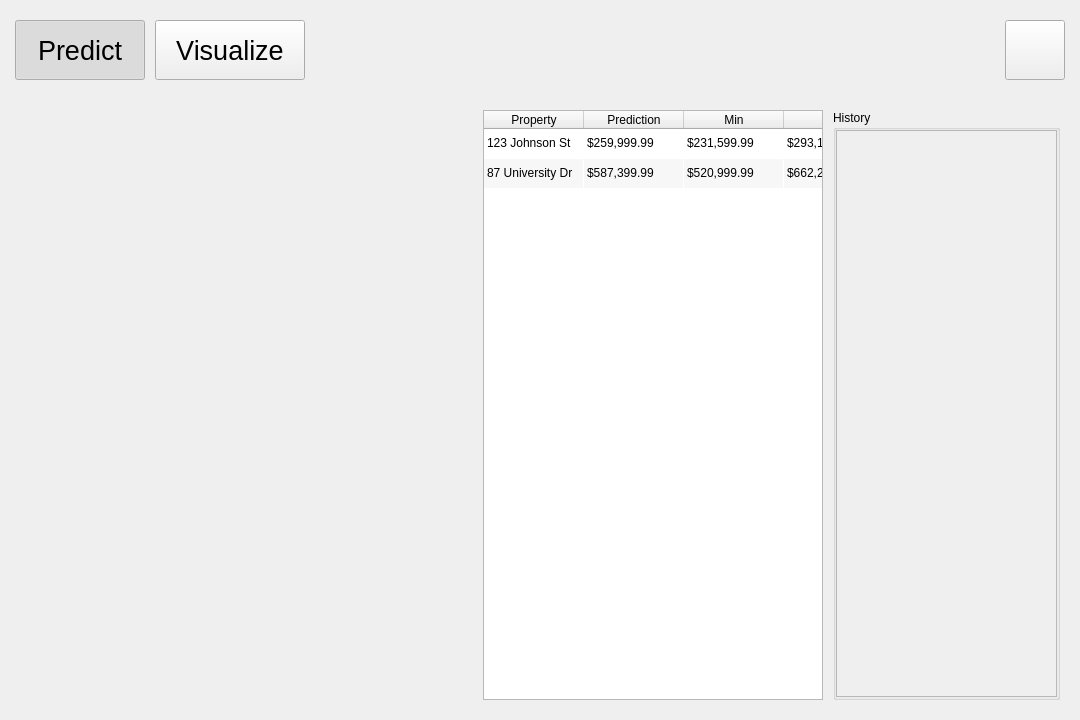
mygarrett38/home-value-prediction, file src/widgets/home-value-window.ui: the form before one commit.
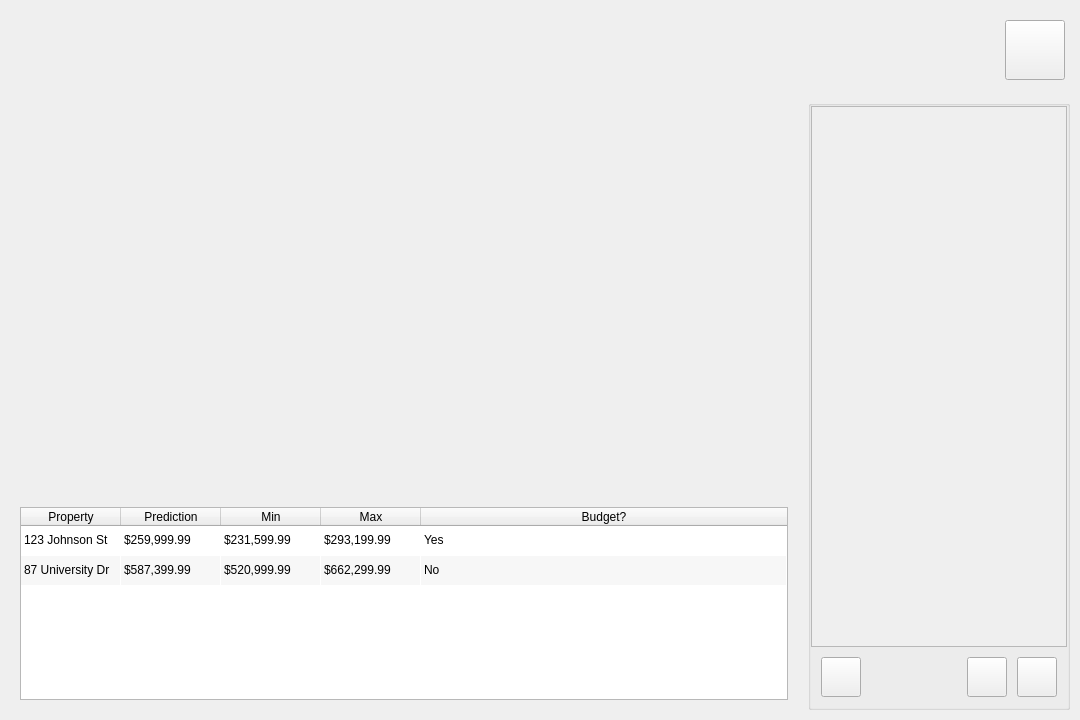
The form after the commit. Icons and pictures are not drawn. Custom widgets are drawn as their Qt base class.

Diff of the .ui file:
```diff
--- a/src/widgets/home-value-window.ui
+++ b/src/widgets/home-value-window.ui
@@ -26,7 +26,7 @@
    </size>
   </property>
   <widget class="QWidget" name="main">
-   <layout class="QVBoxLayout" name="main_layout" stretch="1,0">
+   <layout class="QVBoxLayout" name="main_layout" stretch="1,1">
     <property name="spacing">
      <number>10</number>
     </property>
@@ -56,7 +56,7 @@
         <height>80</height>
        </size>
       </property>
-      <layout class="QHBoxLayout" name="header_layout" stretch="0,0,0,0">
+      <layout class="QHBoxLayout" name="header_layout" stretch="0,0">
        <property name="spacing">
         <number>10</number>
        </property>
@@ -72,95 +72,6 @@
        <property name="bottomMargin">
         <number>5</number>
        </property>
-       <item>
-        <widget class="QPushButton" name="button_predict">
-         <property name="sizePolicy">
-          <sizepolicy hsizetype="Preferred" vsizetype="Fixed">
-           <horstretch>0</horstretch>
-           <verstretch>0</verstretch>
-          </sizepolicy>
-         </property>
-         <property name="minimumSize">
-          <size>
-           <width>130</width>
-           <height>60</height>
-          </size>
-         </property>
-         <property name="maximumSize">
-          <size>
-           <width>16777215</width>
-           <height>60</height>
-          </size>
-         </property>
-         <property name="font">
-          <font>
-           <pointsize>20</pointsize>
-           <bold>false</bold>
-          </font>
-         </property>
-         <property name="cursor">
-          <cursorShape>PointingHandCursor</cursorShape>
-         </property>
-         <property name="styleSheet">
-          <string notr="true">padding: 10px;</string>
-         </property>
-         <property name="text">
-          <string>Predict</string>
-         </property>
-         <property name="checkable">
-          <bool>true</bool>
-         </property>
-         <property name="checked">
-          <bool>true</bool>
-         </property>
-         <property name="flat">
-          <bool>false</bool>
-         </property>
-        </widget>
-       </item>
-       <item>
-        <widget class="QPushButton" name="button_visualize">
-         <property name="sizePolicy">
-          <sizepolicy hsizetype="Preferred" vsizetype="Fixed">
-           <horstretch>0</horstretch>
-           <verstretch>0</verstretch>
-          </sizepolicy>
-         </property>
-         <property name="minimumSize">
-          <size>
-           <width>150</width>
-           <height>60</height>
-          </size>
-         </property>
-         <property name="maximumSize">
-          <size>
-           <width>16777215</width>
-           <height>60</height>
-          </size>
-         </property>
-         <property name="font">
-          <font>
-           <pointsize>20</pointsize>
-           <bold>false</bold>
-          </font>
-         </property>
-         <property name="cursor">
-          <cursorShape>PointingHandCursor</cursorShape>
-         </property>
-         <property name="styleSheet">
-          <string notr="true">padding: 10px;</string>
-         </property>
-         <property name="text">
-          <string>Visualize</string>
-         </property>
-         <property name="checkable">
-          <bool>true</bool>
-         </property>
-         <property name="flat">
-          <bool>false</bool>
-         </property>
-        </widget>
-       </item>
        <item>
         <widget class="Controller" name="controller" native="true">
          <property name="sizePolicy">
@@ -231,6 +142,11 @@
      </widget>
     </item>
     <item>
+     <layout class="QHBoxLayout" name="layout_body" stretch="3,1">
+      <property name="spacing">
+       <number>10</number>
+      </property>
+      <item>
      <widget class="QStackedWidget" name="pages">
       <property name="currentIndex">
        <number>1</number>
@@ -1633,7 +1549,7 @@
        </layout>
       </widget>
       <widget class="QWidget" name="visualize_page">
-       <layout class="QHBoxLayout" name="layout_visualize_page" stretch="4,3,2">
+         <layout class="QVBoxLayout" name="layout_visualize_page" stretch="2,1">
         <property name="spacing">
          <number>10</number>
         </property>
@@ -1793,88 +1709,6 @@
           </item>
          </widget>
         </item>
-        <item>
-         <widget class="QGroupBox" name="history_group">
-          <property name="title">
-           <string>History</string>
-          </property>
-          <layout class="QVBoxLayout" name="layout_history">
-           <property name="spacing">
-            <number>0</number>
-           </property>
-           <property name="leftMargin">
-            <number>0</number>
-           </property>
-           <property name="topMargin">
-            <number>0</number>
-           </property>
-           <property name="rightMargin">
-            <number>0</number>
-           </property>
-           <property name="bottomMargin">
-            <number>0</number>
-           </property>
-           <item>
-            <widget class="QScrollArea" name="history_scroll">
-             <property name="sizePolicy">
-              <sizepolicy hsizetype="Expanding" vsizetype="Expanding">
-               <horstretch>0</horstretch>
-               <verstretch>1</verstretch>
-              </sizepolicy>
-             </property>
-             <property name="minimumSize">
-              <size>
-               <width>0</width>
-               <height>0</height>
-              </size>
-             </property>
-             <property name="styleSheet">
-              <string notr="true">HistoryEntry {
-  border: 2px solid gray;
-  border-radius: 10px;
-}</string>
-             </property>
-             <property name="verticalScrollBarPolicy">
-              <enum>Qt::ScrollBarPolicy::ScrollBarAsNeeded</enum>
-             </property>
-             <property name="horizontalScrollBarPolicy">
-              <enum>Qt::ScrollBarPolicy::ScrollBarAlwaysOff</enum>
-             </property>
-             <property name="widgetResizable">
-              <bool>true</bool>
-             </property>
-             <widget class="QWidget" name="history_scroll_widget">
-              <property name="geometry">
-               <rect>
-                <x>0</x>
-                <y>0</y>
-                <width>219</width>
-                <height>559</height>
-               </rect>
-              </property>
-              <layout class="QVBoxLayout" name="history_scroll_layout">
-               <property name="spacing">
-                <number>10</number>
-               </property>
-               <property name="leftMargin">
-                <number>10</number>
-               </property>
-               <property name="topMargin">
-                <number>10</number>
-               </property>
-               <property name="rightMargin">
-                <number>10</number>
-               </property>
-               <property name="bottomMargin">
-                <number>10</number>
-               </property>
-              </layout>
-             </widget>
-            </widget>
-           </item>
-          </layout>
-         </widget>
-        </item>
        </layout>
       </widget>
       <widget class="QWidget" name="settings_page">
@@ -2056,6 +1890,236 @@
       </widget>
      </widget>
     </item>
+      <item>
+       <widget class="QGroupBox" name="history_group">
+        <property name="title">
+         <string/>
+        </property>
+        <layout class="QVBoxLayout" name="layout_history">
+         <property name="spacing">
+          <number>0</number>
+         </property>
+         <property name="leftMargin">
+          <number>0</number>
+         </property>
+         <property name="topMargin">
+          <number>0</number>
+         </property>
+         <property name="rightMargin">
+          <number>0</number>
+         </property>
+         <property name="bottomMargin">
+          <number>0</number>
+         </property>
+         <item>
+          <widget class="QScrollArea" name="history_scroll">
+           <property name="sizePolicy">
+            <sizepolicy hsizetype="Expanding" vsizetype="Expanding">
+             <horstretch>0</horstretch>
+             <verstretch>1</verstretch>
+            </sizepolicy>
+           </property>
+           <property name="minimumSize">
+            <size>
+             <width>0</width>
+             <height>0</height>
+            </size>
+           </property>
+           <property name="styleSheet">
+            <string notr="true">HistoryEntry {
+  border: 2px solid gray;
+  border-radius: 10px;
+}</string>
+           </property>
+           <property name="verticalScrollBarPolicy">
+            <enum>Qt::ScrollBarPolicy::ScrollBarAsNeeded</enum>
+           </property>
+           <property name="horizontalScrollBarPolicy">
+            <enum>Qt::ScrollBarPolicy::ScrollBarAlwaysOff</enum>
+           </property>
+           <property name="widgetResizable">
+            <bool>true</bool>
+           </property>
+           <widget class="QWidget" name="history_scroll_widget">
+            <property name="geometry">
+             <rect>
+              <x>0</x>
+              <y>0</y>
+              <width>254</width>
+              <height>537</height>
+             </rect>
+            </property>
+            <layout class="QVBoxLayout" name="history_scroll_layout">
+             <property name="spacing">
+              <number>10</number>
+             </property>
+             <property name="leftMargin">
+              <number>10</number>
+             </property>
+             <property name="topMargin">
+              <number>10</number>
+             </property>
+             <property name="rightMargin">
+              <number>10</number>
+             </property>
+             <property name="bottomMargin">
+              <number>10</number>
+             </property>
+            </layout>
+           </widget>
+          </widget>
+         </item>
+         <item>
+          <layout class="QHBoxLayout" name="layout_history_buttons">
+           <property name="spacing">
+            <number>10</number>
+           </property>
+           <property name="leftMargin">
+            <number>10</number>
+           </property>
+           <property name="topMargin">
+            <number>10</number>
+           </property>
+           <property name="rightMargin">
+            <number>10</number>
+           </property>
+           <property name="bottomMargin">
+            <number>10</number>
+           </property>
+           <item>
+            <widget class="QPushButton" name="button_history_add">
+             <property name="minimumSize">
+              <size>
+               <width>40</width>
+               <height>40</height>
+              </size>
+             </property>
+             <property name="maximumSize">
+              <size>
+               <width>40</width>
+               <height>40</height>
+              </size>
+             </property>
+             <property name="cursor">
+              <cursorShape>PointingHandCursor</cursorShape>
+             </property>
+             <property name="text">
+              <string/>
+             </property>
+             <property name="icon">
+              <iconset>
+               <normaloff>:/icons/add.svg</normaloff>:/icons/add.svg</iconset>
+             </property>
+             <property name="iconSize">
+              <size>
+               <width>20</width>
+               <height>20</height>
+              </size>
+             </property>
+             <property name="shortcut">
+              <string>F12</string>
+             </property>
+             <property name="checkable">
+              <bool>false</bool>
+             </property>
+            </widget>
+           </item>
+           <item>
+            <spacer name="spacer_history_buttons">
+             <property name="orientation">
+              <enum>Qt::Orientation::Horizontal</enum>
+             </property>
+             <property name="sizeHint" stdset="0">
+              <size>
+               <width>40</width>
+               <height>20</height>
+              </size>
+             </property>
+            </spacer>
+           </item>
+           <item>
+            <widget class="QPushButton" name="button_history_edit">
+             <property name="minimumSize">
+              <size>
+               <width>40</width>
+               <height>40</height>
+              </size>
+             </property>
+             <property name="maximumSize">
+              <size>
+               <width>40</width>
+               <height>40</height>
+              </size>
+             </property>
+             <property name="cursor">
+              <cursorShape>PointingHandCursor</cursorShape>
+             </property>
+             <property name="text">
+              <string/>
+             </property>
+             <property name="icon">
+              <iconset>
+               <normaloff>:/icons/edit.svg</normaloff>:/icons/edit.svg</iconset>
+             </property>
+             <property name="iconSize">
+              <size>
+               <width>20</width>
+               <height>20</height>
+              </size>
+             </property>
+             <property name="shortcut">
+              <string>F12</string>
+             </property>
+             <property name="checkable">
+              <bool>false</bool>
+             </property>
+            </widget>
+           </item>
+           <item>
+            <widget class="QPushButton" name="button_history_delete">
+             <property name="minimumSize">
+              <size>
+               <width>40</width>
+               <height>40</height>
+              </size>
+             </property>
+             <property name="maximumSize">
+              <size>
+               <width>40</width>
+               <height>40</height>
+              </size>
+             </property>
+             <property name="cursor">
+              <cursorShape>PointingHandCursor</cursorShape>
+             </property>
+             <property name="text">
+              <string/>
+             </property>
+             <property name="icon">
+              <iconset>
+               <normaloff>:/icons/delete.svg</normaloff>:/icons/delete.svg</iconset>
+             </property>
+             <property name="iconSize">
+              <size>
+               <width>20</width>
+               <height>20</height>
+              </size>
+             </property>
+             <property name="shortcut">
+              <string>F12</string>
+             </property>
+             <property name="checkable">
+              <bool>false</bool>
+             </property>
+            </widget>
+           </item>
+          </layout>
+         </item>
+        </layout>
+       </widget>
+      </item>
+     </layout>
+    </item>
    </layout>
   </widget>
  </widget>
```
Left out of the diff: 129 changed lines with no effect on the pictures. Lines whose indentation alone changed are shown as unchanged.
